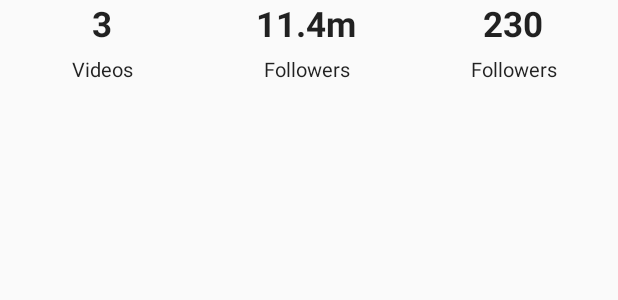
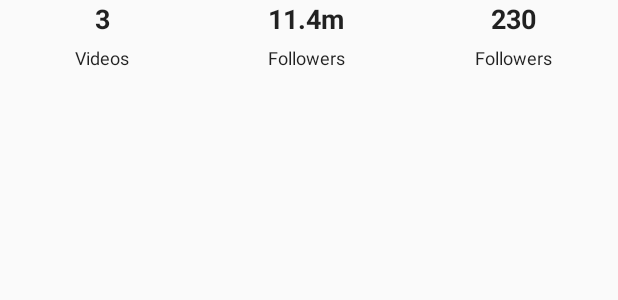
Before and after one commit to Marannix/Portrayal, an Android app: the layout profile_information_layout.xml on its own in the app's theme, with its tools: preview values and no code run, on a phone screen of 412 x 824 dp. Shown: the top 300 px of the screen. Run offline under Robolectric (Android 15) with nearby library versions, the phone set to English and light mode, and no system bars.

Commit message:
Improved the profile UI

```diff
--- a/app/src/main/java/com/example/portrayal/MainActivity.kt
+++ b/app/src/main/java/com/example/portrayal/MainActivity.kt
@@ -9,5 +9,6 @@ class MainActivity : AppCompatActivity() {
         super.onCreate(savedInstanceState)
         setContentView(R.layout.activity_main)
 
+        supportActionBar?.title = "Profile"
     }
 }
--- a/app/src/main/res/layout/profile_information_layout.xml
+++ b/app/src/main/res/layout/profile_information_layout.xml
@@ -31,7 +31,7 @@
             android:gravity="center"
             android:text="3"
             android:textStyle="bold"
-            android:textSize="23sp"
+            android:textSize="18sp"
             android:textColor="?android:textColorPrimary"
             android:maxLines="1"
             app:autoSizeTextType="uniform"
@@ -45,7 +45,7 @@
             android:layout_width="0dp"
             android:layout_height="wrap_content"
             android:text="Videos"
-            android:textSize="13sp"
+            android:textSize="12sp"
             android:layout_marginTop="5dp"
             android:textColor="?android:textColorPrimary"
             android:gravity="center"
@@ -61,7 +61,7 @@
             android:gravity="center"
             android:text="11.4m"
             android:textStyle="bold"
-            android:textSize="23sp"
+            android:textSize="18sp"
             android:textColor="?android:textColorPrimary"
             android:maxLines="1"
             app:autoSizeTextType="uniform"
@@ -75,7 +75,7 @@
             android:layout_width="0dp"
             android:layout_height="wrap_content"
             android:text="Followers"
-            android:textSize="13sp"
+            android:textSize="12sp"
             android:layout_marginTop="5dp"
             android:textColor="?android:textColorPrimary"
             android:gravity="center"
@@ -91,7 +91,7 @@
             android:gravity="center"
             android:text="230"
             android:textStyle="bold"
-            android:textSize="23sp"
+            android:textSize="18sp"
             android:textColor="?android:textColorPrimary"
             android:maxLines="1"
             app:autoSizeTextType="uniform"
@@ -105,7 +105,7 @@
             android:layout_width="0dp"
             android:layout_height="wrap_content"
             android:text="Followers"
-            android:textSize="13sp"
+            android:textSize="12sp"
             android:layout_marginTop="5dp"
             android:textColor="?android:textColorPrimary"
             android:gravity="center"
--- a/app/src/main/res/values/colors.xml
+++ b/app/src/main/res/values/colors.xml
@@ -7,9 +7,11 @@
     <color name="white">#ffffff</color>
     <color name="deep_blue">#2b3648</color>
     <color name="off_white">#fcfaf2</color>
+    <color name="grey">#777777</color>
+    <color name="light_grey">#dddddd</color>
     <color name="purple">#6c63ff</color>
     <color name="backgroundColor">@color/defaultColour</color>
 
-    <color name="rankTextColor">@color/purple</color>
+    <color name="rankTextColor">@color/grey</color>
 
 </resources>
```
Also changed, not shown: app/src/main/res/drawable/user_header_background.xml (added, +8 -0 lines), app/src/main/res/layout/activity_main.xml (+14 -74 lines), app/src/main/res/layout/user_header_layout.xml (added, +76 -0 lines).
